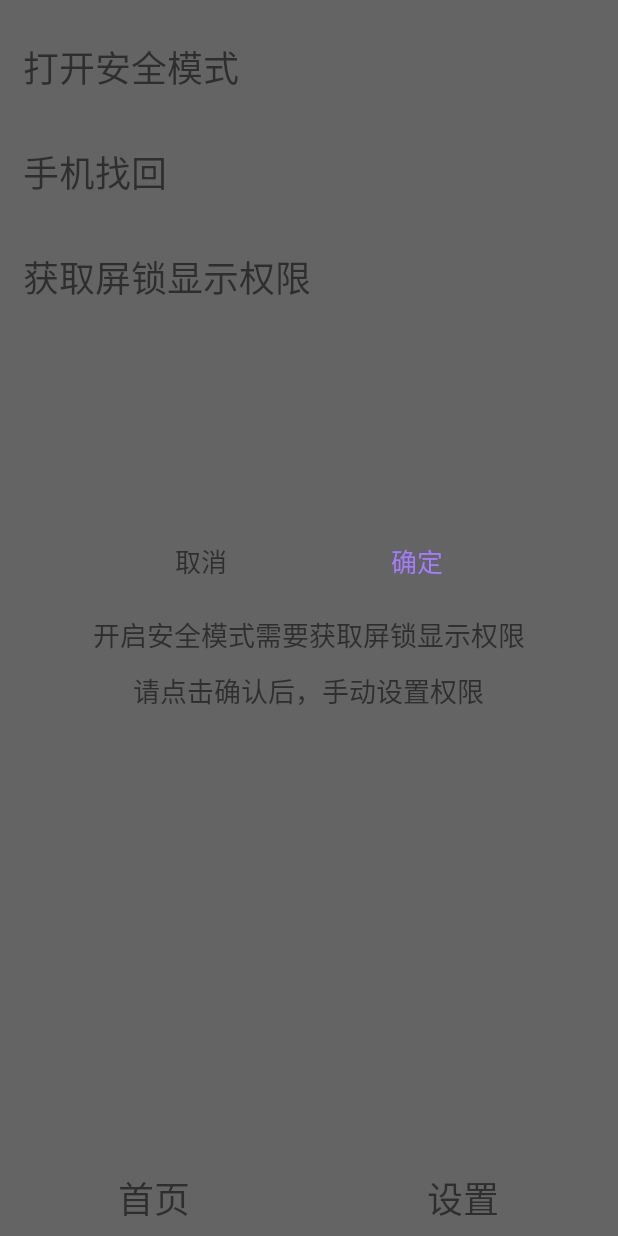
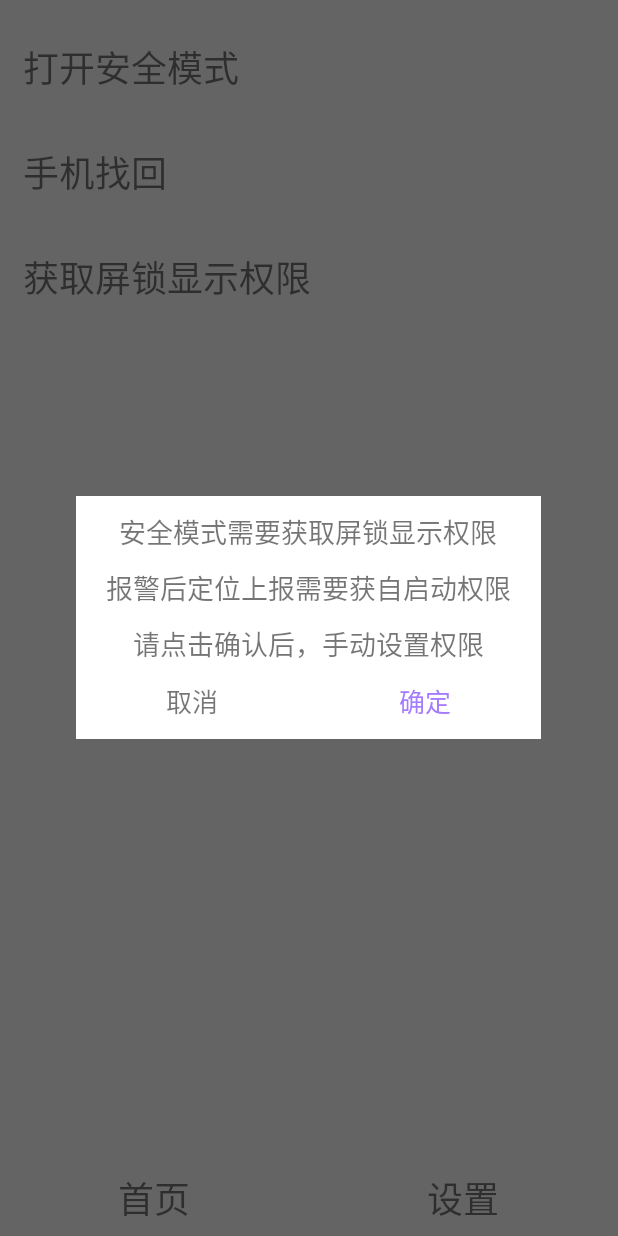
Before and after one commit to goodnightmycat/SaveApp, an Android app: the HomeFragment screen opened directly, with no data from a screen before it, on a phone screen of 412 x 824 dp. Run offline under Robolectric (Android 15) with nearby library versions, the phone set to English and light mode, and no system bars; libraries missing offline, so code that uses them is left out: cn.bmob.v3, com.yanzhenjie.permission; 1 statement that could not run was skipped.

Commit message:
弹窗提示获取屏锁显示权限和自启动权限，点击确认才会write KEY

```diff
--- a/app/src/main/java/com/example/saveapp/SharePreferenceKey.java
+++ b/app/src/main/java/com/example/saveapp/SharePreferenceKey.java
@@ -2,4 +2,5 @@ package com.example.saveapp;
 
 public class SharePreferenceKey {
     public static final String CALL_POLICE="call_police";
+    public static final String LOCK_PERMISSION ="lock_permission";
 }
--- a/app/src/main/java/com/example/saveapp/fragment/HomeFragment.java
+++ b/app/src/main/java/com/example/saveapp/fragment/HomeFragment.java
@@ -1,8 +1,6 @@
 package com.example.saveapp.fragment;
 
-import android.content.Context;
 import android.content.Intent;
-import android.content.SharedPreferences;
 import android.net.Uri;
 import android.os.Build;
 import android.os.Bundle;
@@ -20,6 +18,7 @@ import androidx.fragment.app.Fragment;
 import com.example.saveapp.R;
 import com.example.saveapp.activity.FindActivity;
 import com.example.saveapp.activity.LockActivity;
+import com.example.saveapp.util.SharePreferenceUtil;
 import com.example.saveapp.view.PermissionDialog;
 import com.yanzhenjie.permission.Action;
 import com.yanzhenjie.permission.AndPermission;
@@ -27,6 +26,8 @@ import com.yanzhenjie.permission.runtime.Permission;
 
 import java.util.List;
 import java.util.Objects;
+
+import static com.example.saveapp.SharePreferenceKey.LOCK_PERMISSION;
 
 public class HomeFragment extends Fragment {
     private int startType;
@@ -94,21 +95,17 @@ public class HomeFragment extends Fragment {
     @Override
     public void onActivityCreated(@Nullable Bundle savedInstanceState) {
         super.onActivityCreated(savedInstanceState);
-        if (getActivity() != null) {
-            SharedPreferences sharedPreferences = getActivity().getSharedPreferences(key, Context.MODE_PRIVATE);
-            if (!sharedPreferences.getBoolean(key, false)) {
-                SharedPreferences.Editor editor = getActivity().getSharedPreferences(key, Context.MODE_PRIVATE).edit();
-                editor.putBoolean(key, true);
-                editor.apply();
+        if (!SharePreferenceUtil.readBoolean(LOCK_PERMISSION, false)&&getActivity()!=null) {
             new PermissionDialog(getActivity(), new PermissionDialog.Listener() {
                 @RequiresApi(api = Build.VERSION_CODES.KITKAT)
                 @Override
                 public void onConfirm() {
+                    SharePreferenceUtil.write(LOCK_PERMISSION,true);
                     getAppDetailSettingIntent();
                 }
             }).show();
         }
-        }
+
     }
 
     @RequiresApi(api = Build.VERSION_CODES.KITKAT)
--- a/app/src/main/res/layout/dialog_permission.xml
+++ b/app/src/main/res/layout/dialog_permission.xml
@@ -6,6 +6,7 @@
     <LinearLayout
         android:layout_width="wrap_content"
         android:layout_height="wrap_content"
+        android:background="#ffffff"
         android:layout_centerInParent="true"
         android:orientation="vertical">
 
@@ -13,6 +14,33 @@
             android:layout_width="wrap_content"
             android:layout_height="wrap_content" />
 
+        <TextView
+            android:layout_width="wrap_content"
+            android:layout_marginStart="20dp"
+            android:layout_marginEnd="20dp"
+            android:layout_height="wrap_content"
+            android:layout_gravity="center_horizontal"
+            android:layout_marginTop="10dp"
+            android:text="安全模式需要获取屏锁显示权限"
+            android:textSize="18sp" />
+        <TextView
+            android:layout_width="wrap_content"
+            android:layout_height="wrap_content"
+            android:layout_gravity="center_horizontal"
+            android:layout_marginStart="20dp"
+            android:layout_marginEnd="20dp"
+            android:layout_marginTop="10dp"
+            android:text="报警后定位上报需要获自启动权限"
+            android:textSize="18sp" />
+        <TextView
+            android:layout_width="wrap_content"
+            android:layout_height="wrap_content"
+            android:layout_marginStart="20dp"
+            android:layout_marginEnd="20dp"
+            android:layout_gravity="center_horizontal"
+            android:layout_marginTop="10dp"
+            android:text="请点击确认后，手动设置权限"
+            android:textSize="18sp" />
         <LinearLayout
             android:layout_width="match_parent"
             android:layout_height="50dp"
@@ -41,22 +69,6 @@
                 android:textSize="17sp" />
 
         </LinearLayout>
-
-        <TextView
-            android:layout_width="wrap_content"
-            android:layout_height="wrap_content"
-            android:layout_gravity="center_horizontal"
-            android:layout_marginTop="10dp"
-            android:text="开启安全模式需要获取屏锁显示权限"
-            android:textSize="18sp" />
-
-        <TextView
-            android:layout_width="wrap_content"
-            android:layout_height="wrap_content"
-            android:layout_gravity="center_horizontal"
-            android:layout_marginTop="10dp"
-            android:text="请点击确认后，手动设置权限"
-            android:textSize="18sp" />
     </LinearLayout>
 
 </RelativeLayout>
```
Lines whose indentation alone changed are shown as unchanged.
